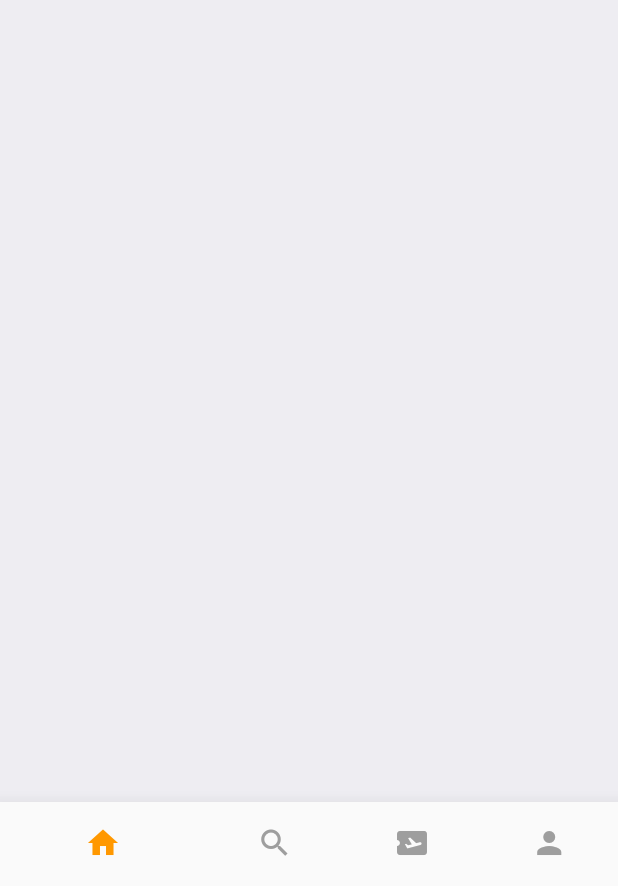
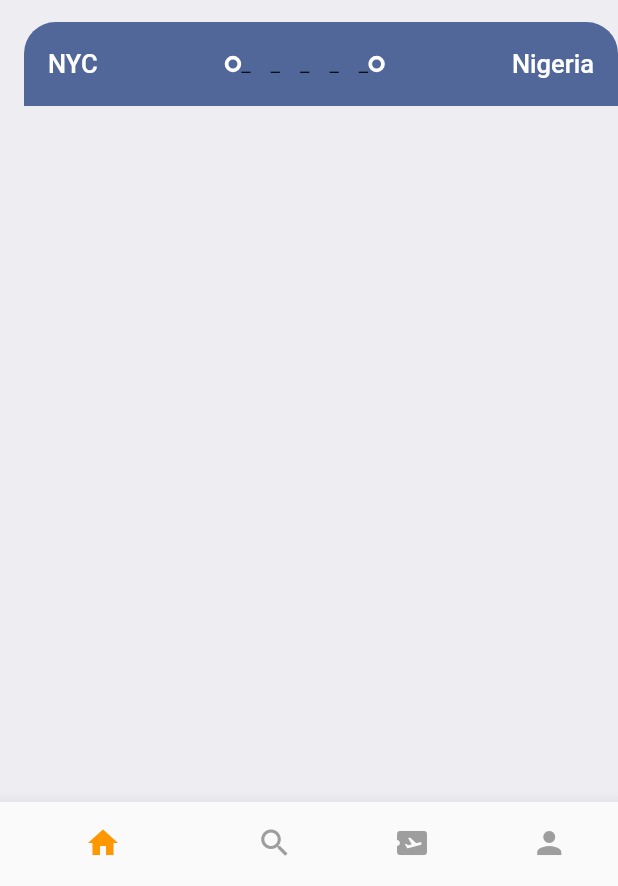
Before and after one commit to iyamujoshua/Flight_app, a Flutter app: the screen it shows after launch, after a tap on "Get Started", on a phone screen of 412 x 824 dp, the part 350-1236 px from its top. Run offline on Flutter 3.47's test engine with Material 2 defaults, Android fonts, the phone set to English and light mode, and no system bars; our stand-ins replace gap.

Commit message:
changed country

```diff
--- a/lib/homescreen.dart
+++ b/lib/homescreen.dart
@@ -3,6 +3,7 @@ import 'package:flutter/src/widgets/container.dart';
 import 'package:flutter/src/widgets/framework.dart';
 import 'package:gap/gap.dart';
 import 'package:sliderapp/Buttom_bar.dart';
+import 'package:sliderapp/ticket_view.dart';
 import 'package:sliderapp/utils/app_style.dart';
 
 class Homescreen extends StatefulWidget {
@@ -82,7 +83,9 @@ class _HomescreenState extends State<Homescreen> {
                 )
               ],
             ),
-          )
+          ),
+          const Gap(15),
+          TicketView(),
         ],
       ),
     );
--- /dev/null
+++ b/lib/ticket_view.dart
@@ -0,0 +1,55 @@
+import 'package:flutter/material.dart';
+import 'package:sliderapp/utils/app_layout.dart';
+import 'package:sliderapp/utils/app_style.dart';
+import 'package:sliderapp/widgets/thick_container.dart';
+
+class TicketView extends StatelessWidget {
+  const TicketView({super.key});
+
+  @override
+  Widget build(BuildContext context) {
+    final size= AppLayout.getsize(context);
+    return SizedBox(
+      width:size.width,
+      height: 200,
+      child: Container(
+        margin: const EdgeInsets.only(left:16),
+        child: Column(
+          children: [
+            Container(
+decoration: const BoxDecoration(
+  color: Color(0xFF526799),
+  borderRadius: BorderRadius.only(topLeft: Radius.circular(21), topRight: Radius.circular(21))
+),
+              padding: const EdgeInsets.all(16),
+              child: Column(
+                children: [
+                  Row(
+                    children: [
+                      Text("NYC",
+                      style: style.headLineStyle3.copyWith(color: Colors.white),),
+                      Expanded(child: Container()),
+                      Thickcontainer(),
+                      Expanded(child: SizedBox(
+                        height: 24,
+                        child: Flex(direction: Axis.horizontal,
+                        mainAxisAlignment: MainAxisAlignment.spaceBetween,
+                        children: List.generate(5, (index) => Text("_"
+                        )),
+                        ),
+                      )),
+                      Thickcontainer(),
+                       Expanded(child: Container()),
+                       Text("Nigeria",
+                      style: style.headLineStyle3.copyWith(color: Colors.white),),
+                    ],
+                  )
+                ],
+              ),
+            )
+          ],
+        ),
+      ),
+    );
+  }
+}
--- /dev/null
+++ b/lib/utils/app_layout.dart
@@ -0,0 +1,7 @@
+import 'package:flutter/cupertino.dart';
+
+class AppLayout{
+  static getsize(BuildContext context){
+  return MediaQuery.of(context).size;
+  }
+}
--- /dev/null
+++ b/lib/widgets/thick_container.dart
@@ -0,0 +1,18 @@
+import 'package:flutter/material.dart';
+import 'package:sliderapp/utils/app_layout.dart';
+import 'package:sliderapp/utils/app_style.dart';
+
+class Thickcontainer extends StatelessWidget {
+  const Thickcontainer({super.key});
+
+  @override
+  Widget build(BuildContext context) {
+    return Container(
+      padding: EdgeInsets.all(3.0),
+      decoration: BoxDecoration(
+        borderRadius: BorderRadius.circular(20),
+        border: Border.all(width: 2.5, color: Colors.white),
+      ),
+    );
+  }
+}
```
